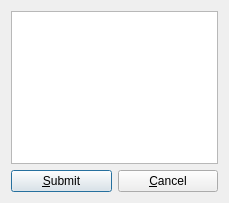
Qt form CommentWindow.ui (AminAbed/Project) before a commit.
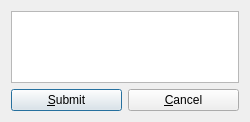
The same form after that commit.

Commit message: Developed the comments window: window's size window's cancel and sumbit

What changed in the file:
```diff
--- a/CommentWindow.ui
+++ b/CommentWindow.ui
@@ -6,8 +6,8 @@
    <rect>
     <x>0</x>
     <y>0</y>
-    <width>229</width>
-    <height>203</height>
+    <width>250</width>
+    <height>122</height>
    </rect>
   </property>
   <property name="windowTitle">
```
Left out of the diff: 6 changed lines with no effect on the pictures. The commit also changes 2 other files.
